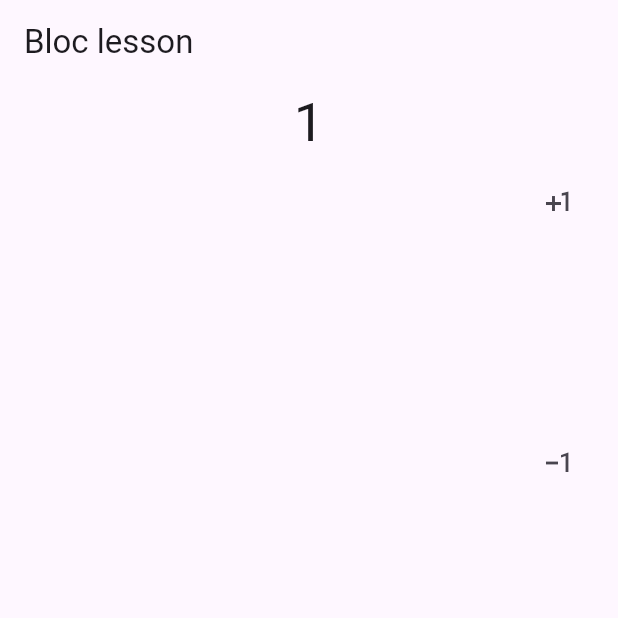
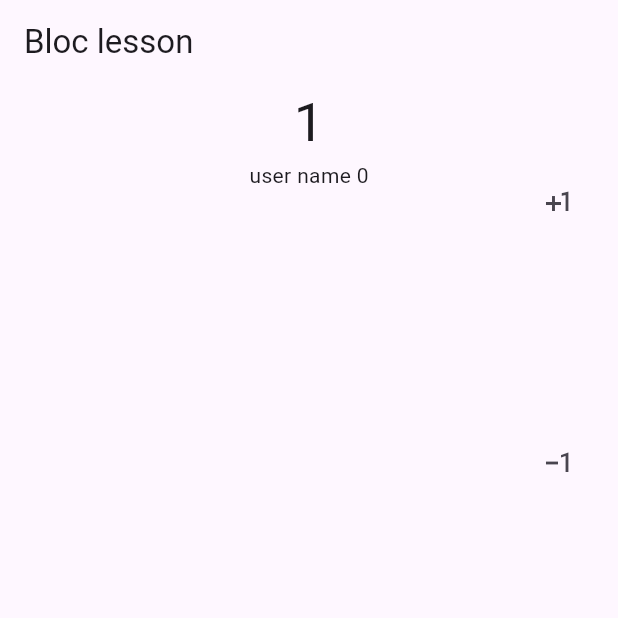
Before and after one commit to ValGorovyi/flutter-bloc-lesson, a Flutter app: the screen it shows after launch, after a tap on the "plus one" icon, after a tap on the "exposure minus 1" icon, after a tap on the "person 2" icon, on a phone screen of 412 x 824 dp, the top half of it. Run offline on Flutter 3.47's test engine with Material 3 defaults, Android fonts, the light colour scheme and no system bars; our stand-ins replace flutter_bloc.

Commit message:
add context.watch<>(). worcked, but re-render always

```diff
--- a/lib/main.dart
+++ b/lib/main.dart
@@ -99,9 +99,10 @@ class MyBlocWidget extends StatelessWidget {
                               style: TextStyle(fontSize: 36),
                             ),
                             // cherez context.read ne srabotaet. demo version
-                            if(context.read<UserBlocWorcker>().state.users.isNotEmpty)
-                            // pererisovka ne proishodit. to est ui ne otobrachaet rezultat. tolko posle pererisovki drugih widgetov
-                              ...context.read<UserBlocWorcker>().state.users.map((u) => Text(u.name))
+                            if(context.watch<UserBlocWorcker>().state.users.isNotEmpty)
+                            // watch
+                            // vsegda rerender. izmenetiya tyt - rerender, tam - rerender, rerender vsegda
+                              ...context.watch<UserBlocWorcker>().state.users.map((u) => Text(u.name))
                           ],
                         );
                       },
```
